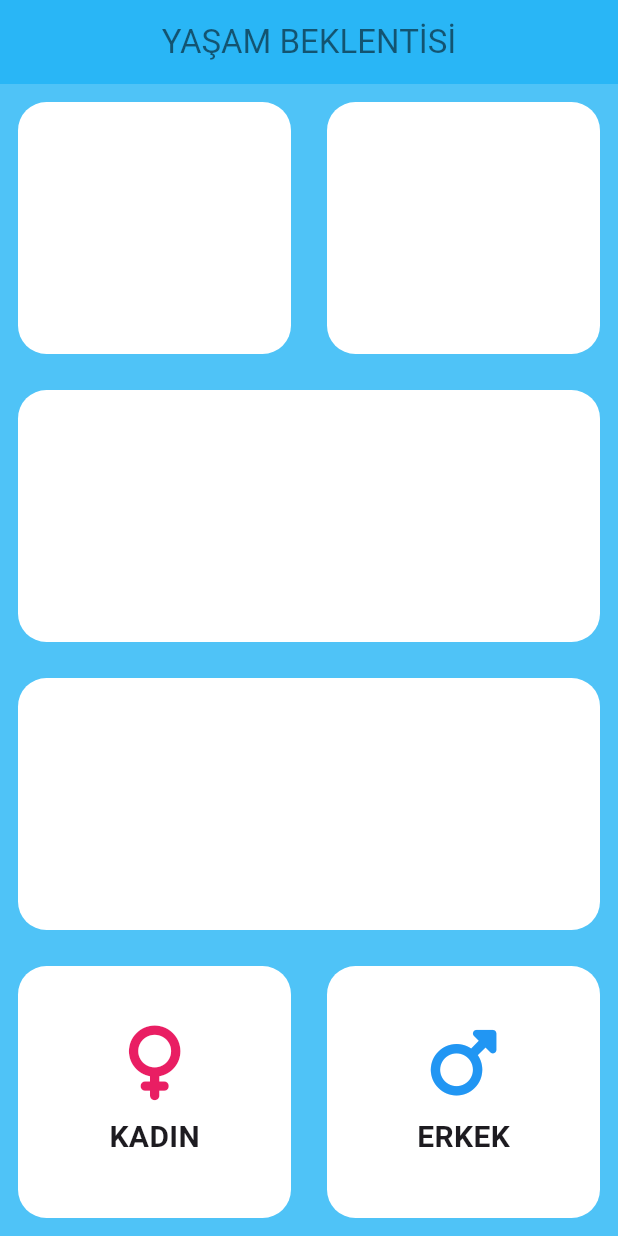
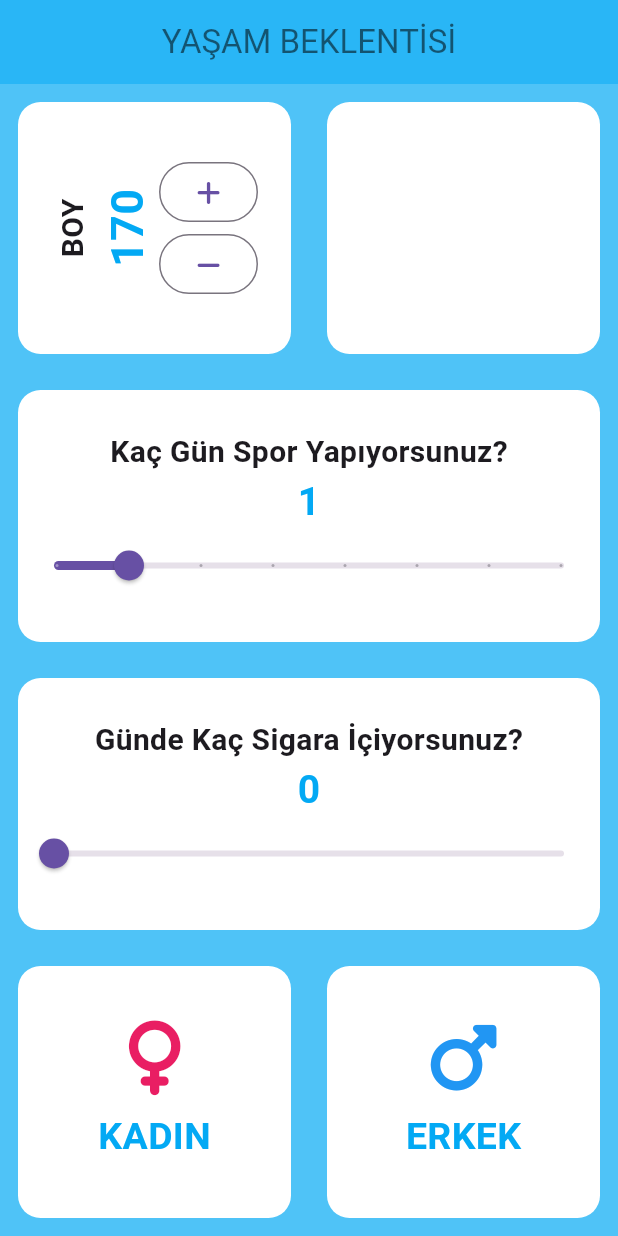
Before and after one commit to mehmeteminnnn/Beklenen-Yasam-Suresi, a Flutter app: the screen it shows after launch, on a phone screen of 412 x 824 dp. Run offline on Flutter 3.47's test engine with Material 3 defaults, Android fonts, the phone set to English and light mode, and no system bars; our stand-ins replace font_awesome_flutter.

Commit message:
Slider button ve Outline button yardımıyla 3 yeni button eklendi ve görselleştirildi.

```diff
--- /dev/null
+++ b/lib/constants.dart
@@ -0,0 +1,5 @@
+import 'package:flutter/material.dart';
+
+TextStyle metinStili = TextStyle(fontWeight: FontWeight.bold, fontSize: 20);
+TextStyle sayiStili = TextStyle(
+    fontWeight: FontWeight.bold, fontSize: 30, color: Colors.lightBlue);
--- a/lib/giris_sayfasi.dart
+++ b/lib/giris_sayfasi.dart
@@ -1,5 +1,9 @@
 import 'package:flutter/material.dart';
 import 'package:font_awesome_flutter/font_awesome_flutter.dart';
+
+import './constants.dart';
+import './ikon_cinsiyet.dart';
+import './my_container.dart';
 
 class InputPage extends StatefulWidget {
   @override
@@ -7,6 +11,10 @@ class InputPage extends StatefulWidget {
 }
 
 class _InputPageState extends State<InputPage> {
+  String? seciliCinsiyet;
+  double sigaraSayisi = 0.0;
+  double yapilanSpor = 1.0;
+  int boy = 170;
   @override
   Widget build(BuildContext context) {
     return Scaffold(
@@ -19,12 +27,43 @@ class _InputPageState extends State<InputPage> {
         centerTitle: true,
       ),
       body: Column(
+        crossAxisAlignment: CrossAxisAlignment.stretch,
         children: [
           Expanded(
             child: Row(
               children: [
                 Expanded(
-                  child: MyContainer(),
+                  child: MyContainer(
+                    child: Row(
+                      mainAxisAlignment: MainAxisAlignment.center,
+                      children: [
+                        RotatedBox(
+                          quarterTurns: 3,
+                          child: Text(
+                            "BOY",
+                            style: metinStili,
+                          ),
+                        ),
+                        RotatedBox(
+                            quarterTurns: 3,
+                            child: Text(
+                              boy.toString(),
+                              style: sayiStili,
+                            )),
+                        Column(
+                          mainAxisAlignment: MainAxisAlignment.center,
+                          children: [
+                            OutlinedButton(
+                                onPressed: () {},
+                                child: Icon(FontAwesomeIcons.plus)),
+                            OutlinedButton(
+                                onPressed: () {},
+                                child: Icon(FontAwesomeIcons.minus))
+                          ],
+                        )
+                      ],
+                    ),
+                  ),
                 ),
                 Expanded(
                   child: MyContainer(),
@@ -33,16 +72,73 @@ class _InputPageState extends State<InputPage> {
             ),
           ),
           Expanded(
-            child: MyContainer(),
+            child: MyContainer(
+              child: Column(
+                mainAxisAlignment: MainAxisAlignment.center,
+                children: [
+                  Text("Kaç Gün Spor Yapıyorsunuz?",
+                      style:
+                          TextStyle(fontWeight: FontWeight.bold, fontSize: 20)),
+                  Text(
+                    yapilanSpor.round().toString(),
+                    style: TextStyle(
+                        fontWeight: FontWeight.bold,
+                        fontSize: 26,
+                        color: Colors.lightBlue),
+                  ),
+                  Slider(
+                      divisions: 7,
+                      min: 0,
+                      max: 7,
+                      value: yapilanSpor,
+                      onChanged: (double deger) {
+                        setState(() {
+                          yapilanSpor = deger;
+                        });
+                      })
+                ],
+              ),
+            ),
           ),
           Expanded(
-            child: MyContainer(),
+            child: MyContainer(
+              child: Column(
+                mainAxisAlignment: MainAxisAlignment.center,
+                children: [
+                  Text("Günde Kaç Sigara İçiyorsunuz?",
+                      style:
+                          TextStyle(fontWeight: FontWeight.bold, fontSize: 20)),
+                  Text(sigaraSayisi.round().toString(),
+                      style: TextStyle(
+                          fontWeight: FontWeight.bold,
+                          fontSize: 26,
+                          color: Colors.lightBlue)),
+                  Slider(
+                      min: 0,
+                      max: 30,
+                      value: sigaraSayisi,
+                      onChanged: (double deger) {
+                        setState(() {
+                          sigaraSayisi = deger;
+                        });
+                      })
+                ],
+              ),
+            ),
           ),
           Expanded(
             child: Row(
               children: [
                 Expanded(
                   child: MyContainer(
+                      onPress: () {
+                        setState(() {
+                          seciliCinsiyet = 'KADIN';
+                        });
+                      },
+                      renk: seciliCinsiyet == 'KADIN'
+                          ? Colors.yellowAccent
+                          : Colors.white,
                       child: GenderWidget(
                         ikon: FontAwesomeIcons.venus,
                         renk: Colors.pink,
@@ -51,6 +147,14 @@ class _InputPageState extends State<InputPage> {
                 ),
                 Expanded(
                   child: MyContainer(
+                      onPress: () {
+                        setState(() {
+                          seciliCinsiyet = 'ERKEK';
+                        });
+                      },
+                      renk: seciliCinsiyet == 'ERKEK'
+                          ? Colors.yellowAccent
+                          : Colors.white,
                       child: GenderWidget(
                         cinsiyet: "ERKEK",
                         renk: Colors.blue,
@@ -65,46 +169,3 @@ class _InputPageState extends State<InputPage> {
     );
   }
 }
-
-class GenderWidget extends StatelessWidget {
-  final String cinsiyet;
-  final IconData? ikon;
-  final Color? renk;
-  GenderWidget({this.cinsiyet = "", this.ikon, this.renk});
-  @override
-  Widget build(BuildContext context) {
-    return Column(
-      mainAxisAlignment: MainAxisAlignment.center,
-      children: [
-        Icon(
-          ikon,
-          size: 50,
-          color: renk,
-        ),
-        SizedBox(
-          height: 10,
-        ),
-        Text(
-          cinsiyet,
-          style: TextStyle(fontWeight: FontWeight.bold, fontSize: 20),
-        )
-      ],
-    );
-  }
-}
-
-class MyContainer extends StatelessWidget {
-  final Color renk;
-  final Widget? child;
-  MyContainer({this.renk = Colors.white, this.child});
-  @override
-  Widget build(BuildContext context) {
-    return Container(
-        child: child,
-        margin: EdgeInsets.all(12),
-        decoration: BoxDecoration(
-          borderRadius: BorderRadius.circular(19),
-          color: renk,
-        ));
-  }
-}
--- /dev/null
+++ b/lib/ikon_cinsiyet.dart
@@ -0,0 +1,31 @@
+import 'package:flutter/material.dart';
+
+class GenderWidget extends StatelessWidget {
+  final String cinsiyet;
+  final IconData? ikon;
+  final Color? renk;
+  GenderWidget({this.cinsiyet = "", this.ikon, this.renk});
+  @override
+  Widget build(BuildContext context) {
+    return Column(
+      mainAxisAlignment: MainAxisAlignment.center,
+      children: [
+        Icon(
+          ikon,
+          size: 50,
+          color: renk,
+        ),
+        SizedBox(
+          height: 10,
+        ),
+        Text(
+          cinsiyet,
+          style: TextStyle(
+              fontWeight: FontWeight.bold,
+              fontSize: 25,
+              color: Colors.lightBlue),
+        )
+      ],
+    );
+  }
+}
--- /dev/null
+++ b/lib/my_container.dart
@@ -0,0 +1,22 @@
+import 'package:flutter/material.dart';
+
+class MyContainer extends StatelessWidget {
+  final Color renk;
+  final Widget? child;
+  final VoidCallback? onPress;
+  MyContainer({this.renk = Colors.white, this.child, this.onPress});
+  @override
+  Widget build(BuildContext context) {
+    return GestureDetector(
+      onTap: onPress,
+      child: Container(
+        child: child,
+        margin: EdgeInsets.all(12),
+        decoration: BoxDecoration(
+          borderRadius: BorderRadius.circular(15),
+          color: renk,
+        ),
+      ),
+    );
+  }
+}
```
Lines whose indentation alone changed are shown as unchanged.
